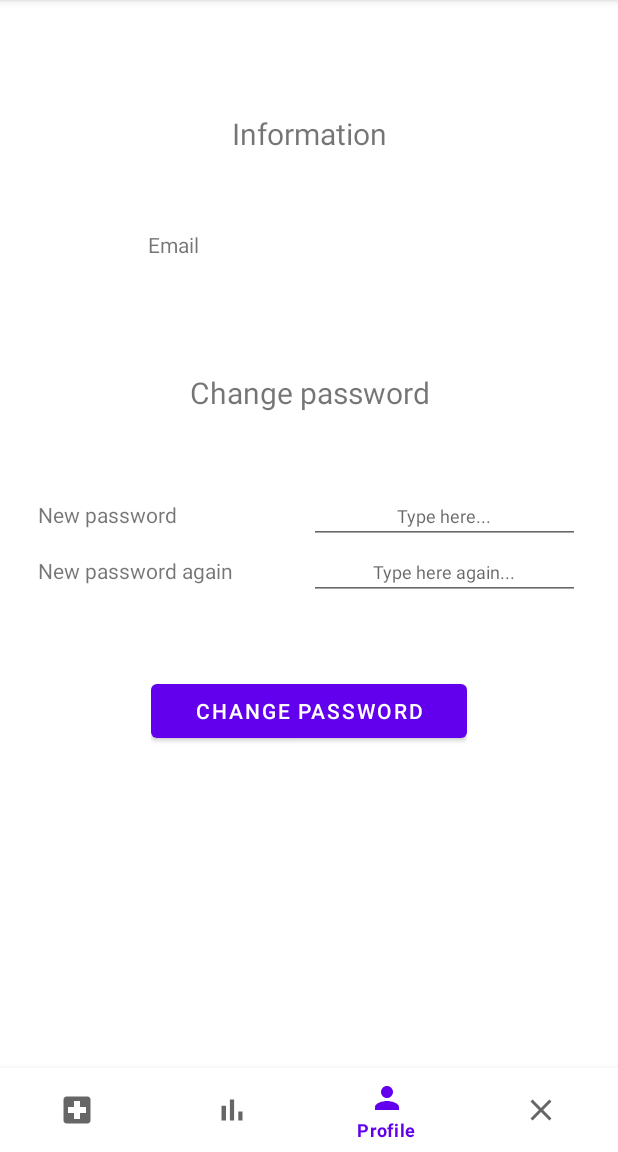
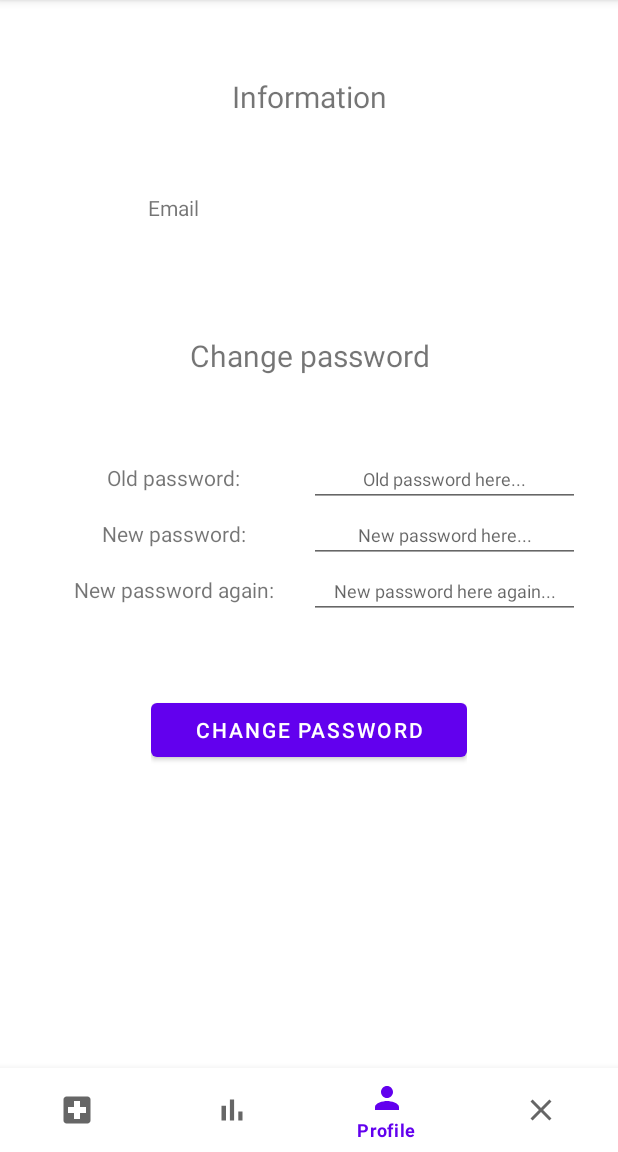
Before and after one commit to material1999/Mobilalk_FHIR_Medication, an Android app: the MedicationActivity screen opened directly, with no data from a screen before it, item 3 of the bottom bar chosen, on a phone screen of 412 x 824 dp, the part 84-1236 px from its top. Run offline under Robolectric (Android 15) with nearby library versions, the phone set to English and light mode, and no system bars; our stand-ins replace Firebase (no records; nobody signed in at launch, a user with empty details on screens opened directly).

Commit message:
change password implemented

```diff
--- a/FHIR_Medication/app/src/main/res/layout/fragment_profile.xml
+++ b/FHIR_Medication/app/src/main/res/layout/fragment_profile.xml
@@ -7,8 +7,8 @@
     <TableLayout
         android:layout_width="match_parent"
         android:layout_height="match_parent"
-        android:layout_marginTop="50sp"
-        android:layout_marginBottom="50sp"
+        android:layout_marginTop="25sp"
+        android:layout_marginBottom="25sp"
         android:layout_marginLeft="25sp"
         android:layout_marginRight="25sp"
         android:paddingTop="25sp"
@@ -49,7 +49,22 @@
         <TableRow>
             <TextView
                 android:layout_width="0dp"
-                android:gravity="start"
+                android:gravity="center"
+                android:layout_weight="1"
+                android:text="@string/oldPassword" />
+            <EditText
+                android:layout_width="0dp"
+                android:id="@+id/oldPassword"
+                android:gravity="center"
+                android:layout_weight="1"
+                android:hint="@string/typeOldPassword"
+                android:textSize="12sp"
+                android:inputType="textPassword"/>
+        </TableRow>
+        <TableRow>
+            <TextView
+                android:layout_width="0dp"
+                android:gravity="center"
                 android:layout_weight="1"
                 android:text="@string/newPassword" />
             <EditText
@@ -57,14 +72,14 @@
                 android:id="@+id/newPassword"
                 android:gravity="center"
                 android:layout_weight="1"
-                android:hint="@string/typeHere"
+                android:hint="@string/typeNewPassword"
                 android:textSize="12sp"
                 android:inputType="textPassword"/>
         </TableRow>
         <TableRow>
             <TextView
                 android:layout_width="0dp"
-                android:gravity="start"
+                android:gravity="center"
                 android:layout_weight="1"
                 android:text="@string/newPasswordAgain" />
             <EditText
@@ -72,13 +87,12 @@
                 android:id="@+id/newPasswordAgain"
                 android:gravity="center"
                 android:layout_weight="1"
-                android:hint="@string/typeHereAgain"
+                android:hint="@string/typeNewPasswordAgain"
                 android:textSize="12sp"
                 android:inputType="textPassword"/>
         </TableRow>
         <TableRow
             android:layout_marginTop="50sp"
-            android:layout_marginBottom="25sp"
             android:layout_marginLeft="75sp"
             android:layout_marginRight="75sp" >
             <Button
--- a/FHIR_Medication/app/src/main/res/values-night/strings.xml
+++ b/FHIR_Medication/app/src/main/res/values-night/strings.xml
@@ -10,9 +10,11 @@
     <string name="log_out">Log out</string>
     <string name="statistics">Statistics</string>
     <string name="changePassword">Change password</string>
-    <string name="newPassword">New password</string>
-    <string name="typeHere">Type here...</string>
-    <string name="typeHereAgain">Type here again...</string>
-    <string name="newPasswordAgain">New password again</string>
+    <string name="newPassword">New password:</string>
+    <string name="typeOldPassword">Old password here...</string>
+    <string name="typeNewPassword">New password here...</string>
+    <string name="typeNewPasswordAgain">New password here again...</string>
+    <string name="newPasswordAgain">New password again:</string>
     <string name="information">Information</string>
+    <string name="oldPassword">Old password:</string>
 </resources>
--- a/FHIR_Medication/app/src/main/res/values/strings.xml
+++ b/FHIR_Medication/app/src/main/res/values/strings.xml
@@ -10,9 +10,11 @@
     <string name="log_out">Log out</string>
     <string name="statistics">Statistics</string>
     <string name="changePassword">Change password</string>
-    <string name="newPassword">New password</string>
-    <string name="typeHere">Type here...</string>
-    <string name="typeHereAgain">Type here again...</string>
-    <string name="newPasswordAgain">New password again</string>
+    <string name="newPassword">New password:</string>
+    <string name="typeOldPassword">Old password here...</string>
+    <string name="typeNewPassword">New password here...</string>
+    <string name="typeNewPasswordAgain">New password here again...</string>
+    <string name="newPasswordAgain">New password again:</string>
     <string name="information">Information</string>
+    <string name="oldPassword">Old password:</string>
 </resources>
```
Also changed, not shown: FHIR_Medication/app/src/main/java/com/example/fhir_medication/activity/MedicationActivity.java (+53 -1 lines).
